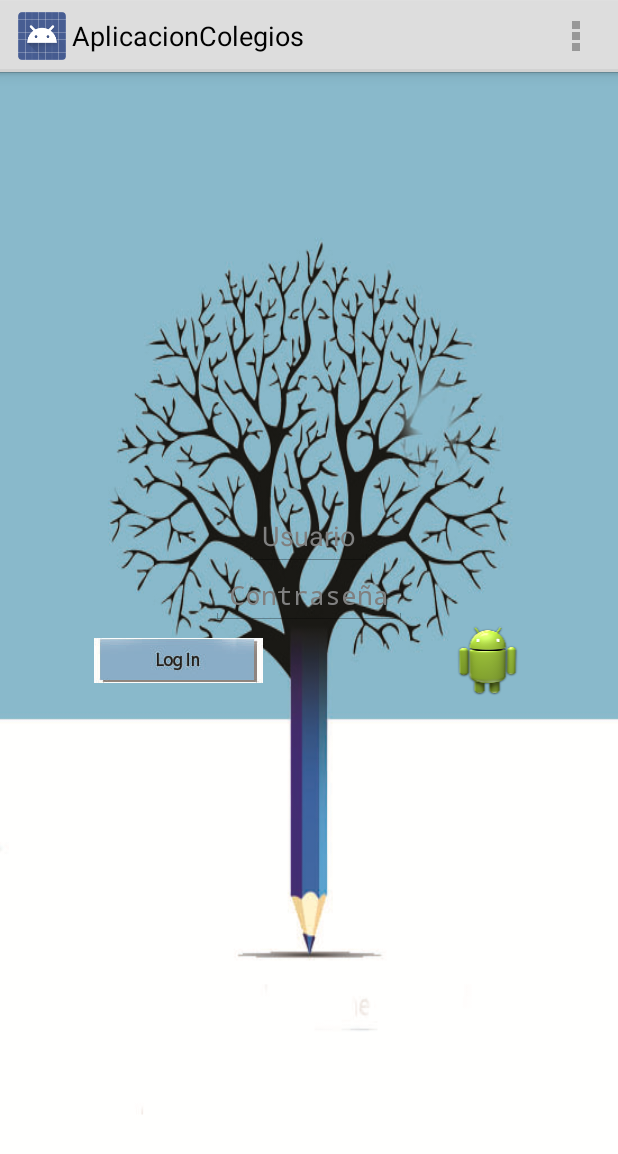
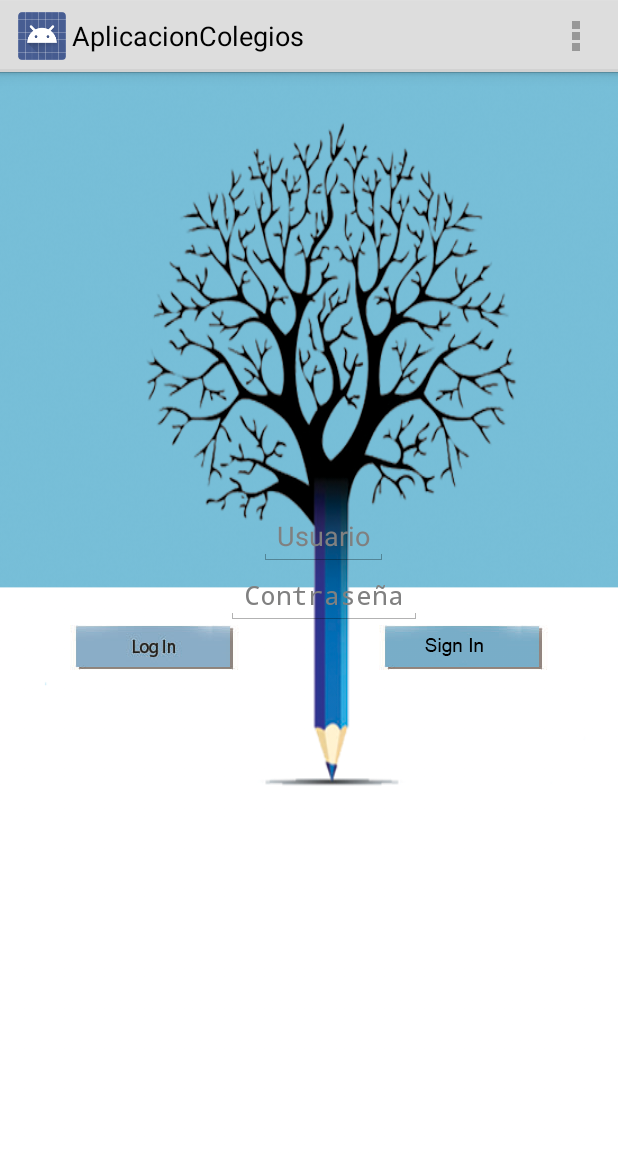
Before and after one commit to ReyesMagos/StudiappColegios, an Android app: the screen it shows after launch (LoginActivity), on a phone screen of 412 x 824 dp. Shown: the top 1154 px of the screen. Run offline under Robolectric (Android 15) with nearby library versions, the phone set to English and light mode, and no system bars; 2 statements that could not run were skipped.

Commit message:
design thinking

```diff
--- a/app/src/main/java/co/reyesmagos/studiappcolegios/activities/NavigationActivityMain.java
+++ b/app/src/main/java/co/reyesmagos/studiappcolegios/activities/NavigationActivityMain.java
@@ -23,6 +23,7 @@ import co.reyesmagos.studiappcolegios.fragments.ConfigurationFragmentActivity;
 import co.reyesmagos.studiappcolegios.fragments.NavigationDrawerFragment;
 import co.reyesmagos.studiappcolegios.fragments.NotasFragmentActivity;
 import co.reyesmagos.studiappcolegios.fragments.NotificacionesFragmentActivity;
+import co.reyesmagos.studiappcolegios.fragments.adaptadores.teacher.HorarioFragment;
 import co.reyesmagos.studiappcolegios.fragments.teachers.GroupsActivityFragment;
 import co.reyesmagos.studiappcolegios.fragments.teachers.HomeTeacherActivity;
 
@@ -103,12 +104,13 @@ public class NavigationActivityMain extends Activity
                     fragment = new GroupsActivityFragment();
                     break;
                 case 3:
-                    fragment = new HomeWorksFragment();
+                    fragment = new HorarioFragment();
                     break;
                 case 4:
                     fragment = new CalendarFragment();
                     break;
                 case 5:
+
                     fragment = new HomeWorksFragment();
                     break;
                 case 6:
--- a/app/src/main/res/layout/activity_home_works.xml
+++ b/app/src/main/res/layout/activity_home_works.xml
@@ -7,6 +7,7 @@
                 android:paddingTop="@dimen/activity_vertical_margin"
                 android:paddingBottom="@dimen/activity_vertical_margin"
                 android:orientation="vertical"
+                android:background="@drawable/backgroud"
                 tools:context="co.reyesmagos.studiappcolegios.activities.teachers.HomeWorksFragment">
 
     <TextView
--- a/app/src/main/res/layout/activity_login.xml
+++ b/app/src/main/res/layout/activity_login.xml
@@ -18,6 +18,7 @@
             android:layout_width="wrap_content"
             android:layout_height="wrap_content"
             android:hint="@string/user_name"
+            android:layout_marginLeft="10dp"
             android:layout_gravity="center"
             android:id="@+id/editText_user_name"
             android:layout_weight="1"/>
@@ -25,6 +26,7 @@
         <EditText
             android:layout_width="wrap_content"
             android:layout_weight="1"
+            android:layout_marginLeft="10dp"
             android:layout_height="wrap_content"
             android:inputType="textPassword"
             android:layout_gravity="center"
@@ -51,7 +53,7 @@
             android:layout_width="wrap_content"
             android:layout_height="wrap_content"
             android:id="@+id/btn_register"
-            android:src="@drawable/ic_launcher"
+            android:src="@drawable/btnsing"
             android:layout_weight="1"
             android:onClick="onStartRegisterActivity"/>
     </LinearLayout>
--- a/app/src/main/res/layout/activity_materia.xml
+++ b/app/src/main/res/layout/activity_materia.xml
@@ -7,6 +7,7 @@
     android:paddingTop="@dimen/activity_vertical_margin"
     android:paddingBottom="@dimen/activity_vertical_margin"
     android:orientation="vertical"
+    android:background="@drawable/backgroud"
     tools:context="co.reyesmagos.studiappcolegios.activities.MateriaActivity">
 
 
--- a/app/src/main/res/layout/activity_navigation_main.xml
+++ b/app/src/main/res/layout/activity_navigation_main.xml
@@ -5,6 +5,7 @@
     android:id="@+id/drawer_layout"
     android:layout_width="match_parent"
     android:layout_height="match_parent"
+    android:background="@drawable/backgroud"
     tools:context="co.reyesmagos.studiappcolegios.activities.NavigationActivityMain">
 
     <!-- As the main content view, the view below consumes the entire
--- a/app/src/main/res/layout/create_homework.xml
+++ b/app/src/main/res/layout/create_homework.xml
@@ -5,6 +5,7 @@
               android:paddingLeft="@dimen/activity_horizontal_margin"
               android:paddingRight="@dimen/activity_horizontal_margin"
               android:paddingTop="@dimen/activity_vertical_margin"
+              android:background="@drawable/backgroud"
               android:paddingBottom="@dimen/activity_vertical_margin"
               android:orientation="vertical">
 
--- a/app/src/main/res/layout/custom_add_homework_layout.xml
+++ b/app/src/main/res/layout/custom_add_homework_layout.xml
@@ -6,9 +6,10 @@
     <TextView
         android:layout_width="0dp"
         android:layout_height="wrap_content"
-        android:textAppearance="?android:attr/textAppearanceMedium"
         android:text="Medium Text"
         android:layout_weight="2"
+        android:textSize="22sp"
+        android:layout_marginBottom="10dp"
         android:textColor="#000000"
         android:id="@+id/txt_group"/>
 
--- a/app/src/main/res/layout/grid_notas_layout.xml
+++ b/app/src/main/res/layout/grid_notas_layout.xml
@@ -1,6 +1,6 @@
 <?xml version="1.0" encoding="utf-8"?>
 <LinearLayout xmlns:android="http://schemas.android.com/apk/res/android"
-    android:layout_width="match_parent" android:layout_height="match_parent">
+    android:background="@drawable/backgroud"    android:layout_width="match_parent" android:layout_height="match_parent">
 
     <GridView
         android:layout_width="wrap_content"
--- a/app/src/main/res/layout/navigation_activity_main.xml
+++ b/app/src/main/res/layout/navigation_activity_main.xml
@@ -3,7 +3,8 @@
 <android.support.v4.widget.DrawerLayout xmlns:android="http://schemas.android.com/apk/res/android"
     android:id="@+id/drawer_layout"
     android:layout_width="match_parent"
-    android:layout_height="match_parent">
+    android:layout_height="match_parent"
+    >
 
     <FrameLayout
         android:id="@+id/content_frame"
--- a/app/src/main/res/layout/register_group.xml
+++ b/app/src/main/res/layout/register_group.xml
@@ -2,7 +2,8 @@
 <LinearLayout xmlns:android="http://schemas.android.com/apk/res/android"
               android:orientation="vertical"
               android:layout_width="match_parent"
-              android:layout_height="match_parent">
+              android:layout_height="match_parent"
+    android:background="@drawable/backgroud">
 
     <LinearLayout
         android:orientation="vertical"
--- a/app/src/main/res/layout/tareas_activity.xml
+++ b/app/src/main/res/layout/tareas_activity.xml
@@ -2,7 +2,8 @@
 
 <LinearLayout xmlns:android="http://schemas.android.com/apk/res/android"
     android:orientation="vertical" android:layout_width="match_parent"
-    android:layout_height="match_parent">
+    android:layout_height="match_parent"
+    android:background="@drawable/backgroud">
 
     <LinearLayout
         android:orientation="vertical"
--- a/app/src/main/res/layout/teacher_today_fragment.xml
+++ b/app/src/main/res/layout/teacher_today_fragment.xml
@@ -2,7 +2,8 @@
 <LinearLayout xmlns:android="http://schemas.android.com/apk/res/android"
               android:orientation="vertical"
               android:layout_width="match_parent"
-              android:layout_height="match_parent">
+              android:layout_height="match_parent"
+        >
 
     <LinearLayout
         android:orientation="vertical"
```
Also changed, not shown: app/src/main/java/co/reyesmagos/studiappcolegios/fragments/adaptadores/teacher/HorarioFragment.java (added, +28 -0 lines), app/src/main/res/layout/agenda.xml (added, +7 -0 lines), app/src/main/res/drawable-hdpi/agenda.jpg (added), app/src/main/res/drawable-hdpi/backgroud.png (added), app/src/main/res/drawable-hdpi/btnsing.png (added), app/src/main/res/drawable-hdpi/loginpng.png, 44 other files.
